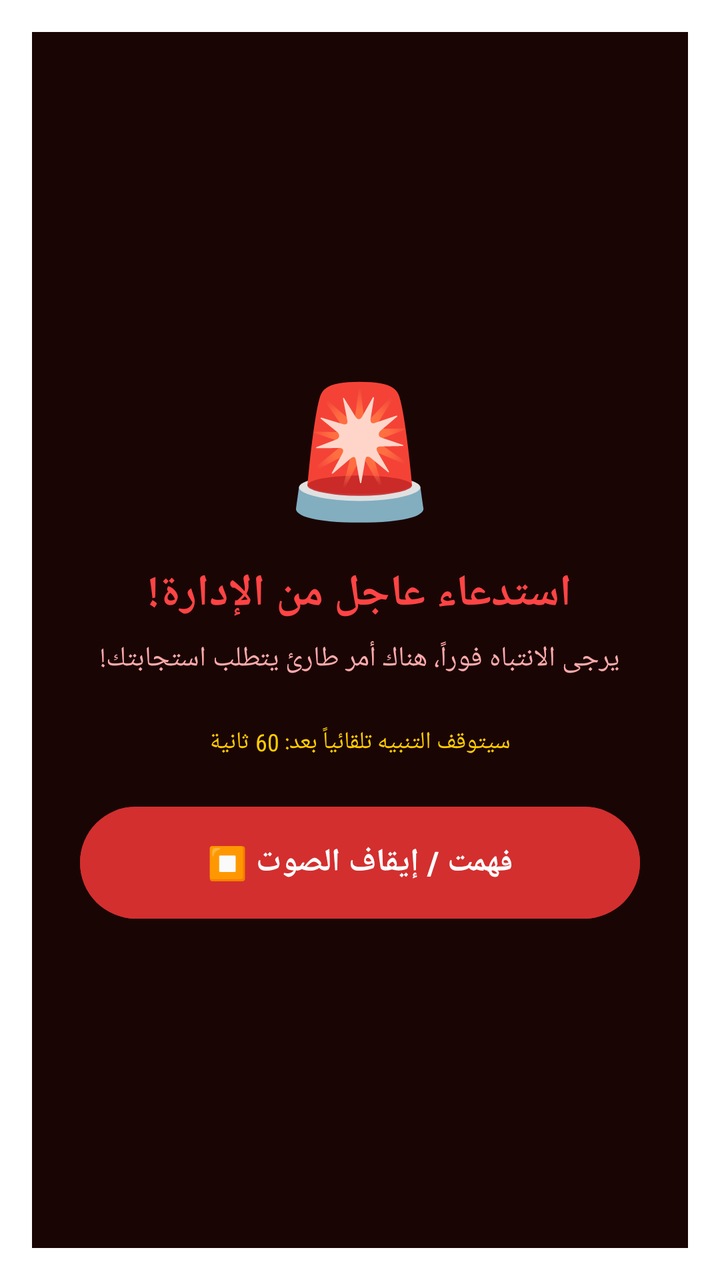
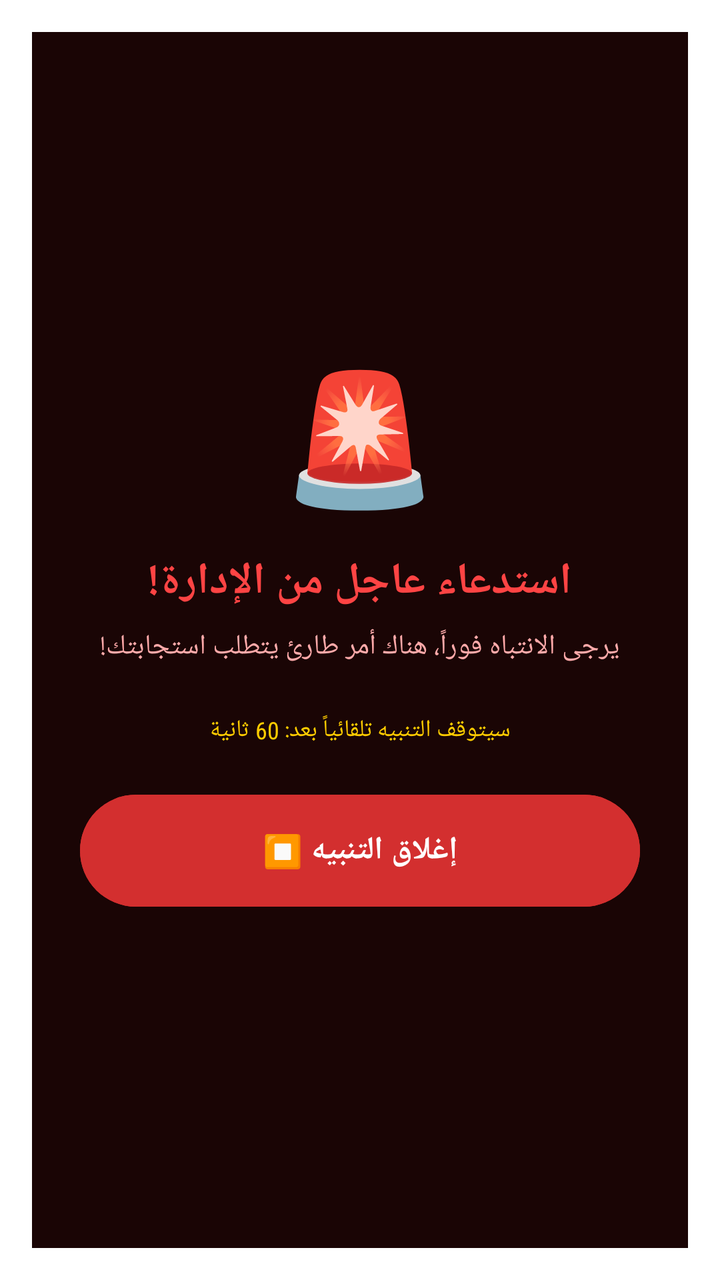

An Android layout rendered at two revisions. The XML below is the earlier revision; the diff shows what the commit changed to produce the second picture.
<!-- AndroidManifest.xml: activity theme Theme.Material3.DayNight.Dialog -->
<!-- res/layout/activity_strong_alert.xml -->
<?xml version="1.0" encoding="utf-8"?>
<LinearLayout xmlns:android="http://schemas.android.com/apk/res/android"
    android:layout_width="match_parent"
    android:layout_height="wrap_content"
    android:orientation="vertical"
    android:padding="24dp"
    android:background="#1a0505"
    android:gravity="center"
    android:layout_gravity="center">

    
    <TextView
        android:id="@+id/tvAlertIcon"
        android:layout_width="wrap_content"
        android:layout_height="wrap_content"
        android:text="🚨"
        android:textSize="64sp"
        android:layout_marginBottom="16dp" />

    
    <TextView
        android:id="@+id/tvStrongAlertTitle"
        android:layout_width="wrap_content"
        android:layout_height="wrap_content"
        android:text="استدعاء عاجل من الإدارة!"
        android:textColor="#ff4444"
        android:textSize="22sp"
        android:textStyle="bold"
        android:gravity="center"
        android:layout_marginBottom="8dp" />

    
    <TextView
        android:id="@+id/tvStrongAlertMessage"
        android:layout_width="wrap_content"
        android:layout_height="wrap_content"
        android:text="يرجى الانتباه فوراً، هناك أمر طارئ يتطلب استجابتك!"
        android:textColor="#ffaaaa"
        android:textSize="14sp"
        android:gravity="center"
        android:layout_marginBottom="24dp" />

    
    <TextView
        android:id="@+id/tvStrongAlertTimer"
        android:layout_width="wrap_content"
        android:layout_height="wrap_content"
        android:text="سيتوقف التنبيه تلقائياً بعد: 60 ثانية"
        android:textColor="#ffcc00"
        android:textSize="12sp"
        android:layout_marginBottom="24dp"
        android:fontFamily="sans-serif-condensed" />

    
    <Button
        android:id="@+id/btnDismissStrongAlert"
        android:layout_width="match_parent"
        android:layout_height="56dp"
        android:text="فهمت / إيقاف الصوت ⏹️"
        android:textColor="#ffffff"
        android:backgroundTint="#d32f2f"
        android:textSize="16sp"
        android:textStyle="bold"
        android:insetTop="0dp"
        android:insetBottom="0dp" />

</LinearLayout>
<!-- resources referenced by this layout -->
<resources>

</resources>

<!-- the commit's change to res/layout/activity_strong_alert.xml (unified diff, before → after) -->
@@ -56,12 +56,42 @@
         android:id="@+id/btnDismissStrongAlert"
         android:layout_width="match_parent"
         android:layout_height="56dp"
-        android:text="فهمت / إيقاف الصوت ⏹️"
+        android:text="إغلاق التنبيه ⏹️"
         android:textColor="#ffffff"
         android:backgroundTint="#d32f2f"
         android:textSize="16sp"
         android:textStyle="bold"
         android:insetTop="0dp"
-        android:insetBottom="0dp" />
+        android:insetBottom="0dp"
+        android:layout_marginBottom="12dp" />
+
+    
+    <Button
+        android:id="@+id/btnOpenWhatsappAlert"
+        android:layout_width="match_parent"
+        android:layout_height="56dp"
+        android:text="مراسلة الإدارة عبر الواتساب 💬"
+        android:textColor="#ffffff"
+        android:backgroundTint="#2e7d32"
+        android:textSize="16sp"
+        android:textStyle="bold"
+        android:insetTop="0dp"
+        android:insetBottom="0dp"
+        android:visibility="gone"
+        android:layout_marginBottom="12dp" />
+
+    
+    <Button
+        android:id="@+id/btnOpenAppAlert"
+        android:layout_width="match_parent"
+        android:layout_height="56dp"
+        android:text="فتح التطبيق 📱"
+        android:textColor="#ffffff"
+        android:backgroundTint="#1565c0"
+        android:textSize="16sp"
+        android:textStyle="bold"
+        android:insetTop="0dp"
+        android:insetBottom="0dp"
+        android:visibility="gone" />
 
 </LinearLayout>
